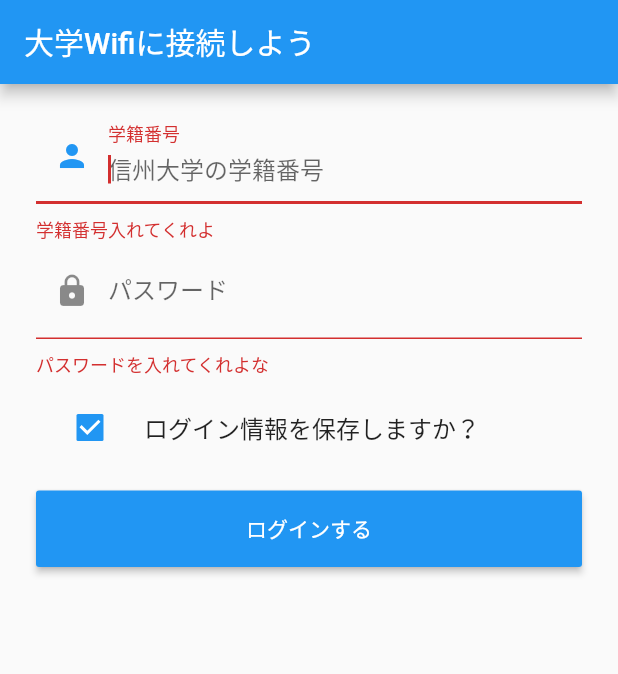
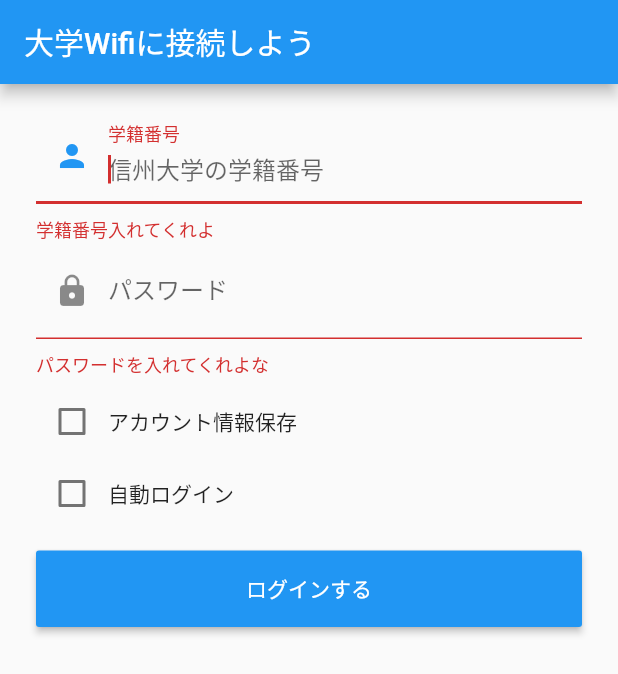
Before and after one commit to kinc-shinshu/acsu-login, a Flutter app: the screen it shows after launch, after a tap on "ログインする", on a phone screen of 412 x 824 dp. Shown: the top 674 px of the screen. Run offline on Flutter 3.47's test engine with Material 2 defaults, Android fonts, the phone set to English and light mode, and no system bars; our stand-ins replace dio, shared_preferences.

Commit message:
:neckbeard: add autologin action

```diff
--- a/lib/main.dart
+++ b/lib/main.dart
@@ -23,7 +23,8 @@ class LoginPage extends StatefulWidget {
 }
 
 class _LoginPageState extends State<LoginPage> {
-  bool _checkboxSelected = true;
+  bool _saveCheckboxSelected = false;
+  bool _autoLoginCheckboxSelected = false;
   TextEditingController _uidController = new TextEditingController();
   TextEditingController _pwdController = new TextEditingController();
   GlobalKey _formKey= new GlobalKey<FormState>();
@@ -31,7 +32,27 @@ class _LoginPageState extends State<LoginPage> {
   @override
   void initState() {
     super.initState();
-    _loadUserData();
+    _loadUserData()
+        .then((result){
+      if (_autoLoginCheckboxSelected == true) {
+        Future(() {
+          goToLoadingPage(_uidController.text, _pwdController.text, _saveCheckboxSelected, _autoLoginCheckboxSelected);
+        });
+      }
+    });
+  }
+
+  // 画面偏移関数
+  void goToLoadingPage(_uidControllerText, _pwdControllerText, _saveCheckboxSelected, _autoLoginCheckboxSelected) {
+    Navigator.of(context).push(
+        new MaterialPageRoute(
+            builder: (BuildContext context) =>
+            new LoadingPage(uid: _uidControllerText, pwd: _pwdControllerText)));
+    if (_saveCheckboxSelected == true){
+      _saveUserData(_uidControllerText, _pwdControllerText, _saveCheckboxSelected, _autoLoginCheckboxSelected);
+    } else {
+      _deleteUserData();
+    }
   }
 
   // 保存されたログイン情報の有無を確認する関数、ない場合は空文字列
@@ -40,14 +61,18 @@ class _LoginPageState extends State<LoginPage> {
     setState(() {
       _uidController.text = prefs.getString('uid') ?? "";
       _pwdController.text = prefs.getString('pwd') ?? "";
+      _saveCheckboxSelected = prefs.getBool('is_save_data') ?? false;
+      _autoLoginCheckboxSelected = prefs.getBool('is_auto_login') ?? false;
     });
   }
 
   // ログイン情報を保存する
-  _saveUserData(uid, pwd) async {
+  _saveUserData(uid, pwd, isSave, isAutoLogin) async {
     SharedPreferences prefs = await SharedPreferences.getInstance();
     prefs.setString('uid', uid);
     prefs.setString('pwd', pwd);
+    prefs.setBool('is_save_data', isSave);
+    prefs.setBool('is_auto_login', isAutoLogin);
   }
 
   //　以前保存された情報がちゃんと削除されるように
@@ -100,21 +125,36 @@ class _LoginPageState extends State<LoginPage> {
                 ),
                 Padding(
                   padding: const EdgeInsets.only(top: 5.0),
-                  child: Row(
+                  child: new Column(
+                    mainAxisAlignment: MainAxisAlignment.center,
                     children: <Widget>[
-                      Expanded(
-                        child: CheckboxListTile(
-                          title: Text("ログイン情報を保存しますか？"),
-                          value: _checkboxSelected,
-                          activeColor: Colors.blue,
-                          onChanged: (e){
-                            setState(() {
-                              _checkboxSelected = e;
-                            });
-                          },
-                          // ここでcheckboxを左側に置いてる
-                          controlAffinity: ListTileControlAffinity.leading,
-                        ),
+                      Row(
+                        mainAxisAlignment: MainAxisAlignment.start,
+                        children: <Widget>[
+                          Checkbox(
+                            value: _saveCheckboxSelected,
+                            onChanged: (bool value) {
+                              setState(() {
+                                _saveCheckboxSelected = value;
+                              });
+                            },
+                          ),
+                          Text("アカウント情報保存")
+                        ],
+                      ),
+                      Row(
+                        mainAxisAlignment: MainAxisAlignment.start,
+                        children: <Widget>[
+                          Checkbox(
+                            value: _autoLoginCheckboxSelected,
+                            onChanged: (bool value) {
+                              setState(() {
+                                _autoLoginCheckboxSelected = value;
+                              });
+                            },
+                          ),
+                          Text("自動ログイン")
+                        ],
                       ),
                     ],
                   ),
@@ -133,15 +173,7 @@ class _LoginPageState extends State<LoginPage> {
                             textColor: Colors.white,
                             onPressed: () {
                               if((_formKey.currentState as FormState).validate()){
-                                Navigator.of(context).push(
-                                    new MaterialPageRoute(
-                                        builder: (BuildContext context) =>
-                                        new LoadingPage(uid: _uidController.text, pwd: _pwdController.text)));
-                                if (_checkboxSelected == true){
-                                  _saveUserData(_uidController.text, _pwdController.text);
-                                } else {
-                                  _deleteUserData();
-                                }
+                                goToLoadingPage(_uidController.text, _pwdController.text, _saveCheckboxSelected, _autoLoginCheckboxSelected);
                               }
                             },
                           ),
```
Also changed, not shown: 2 other files.
